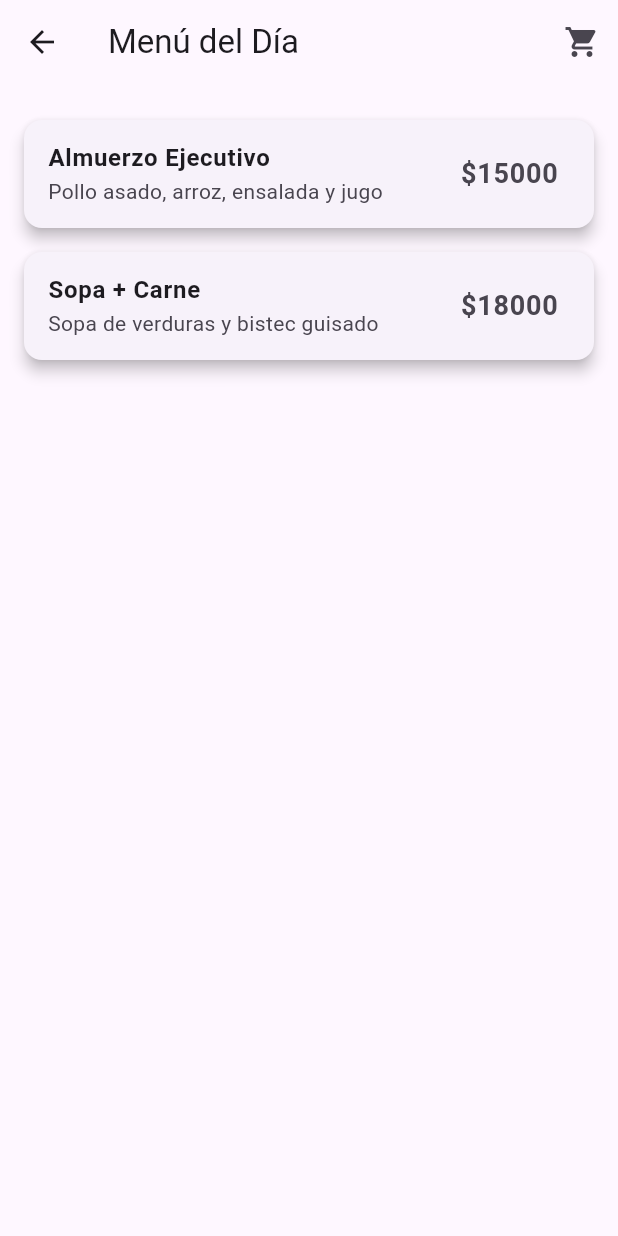
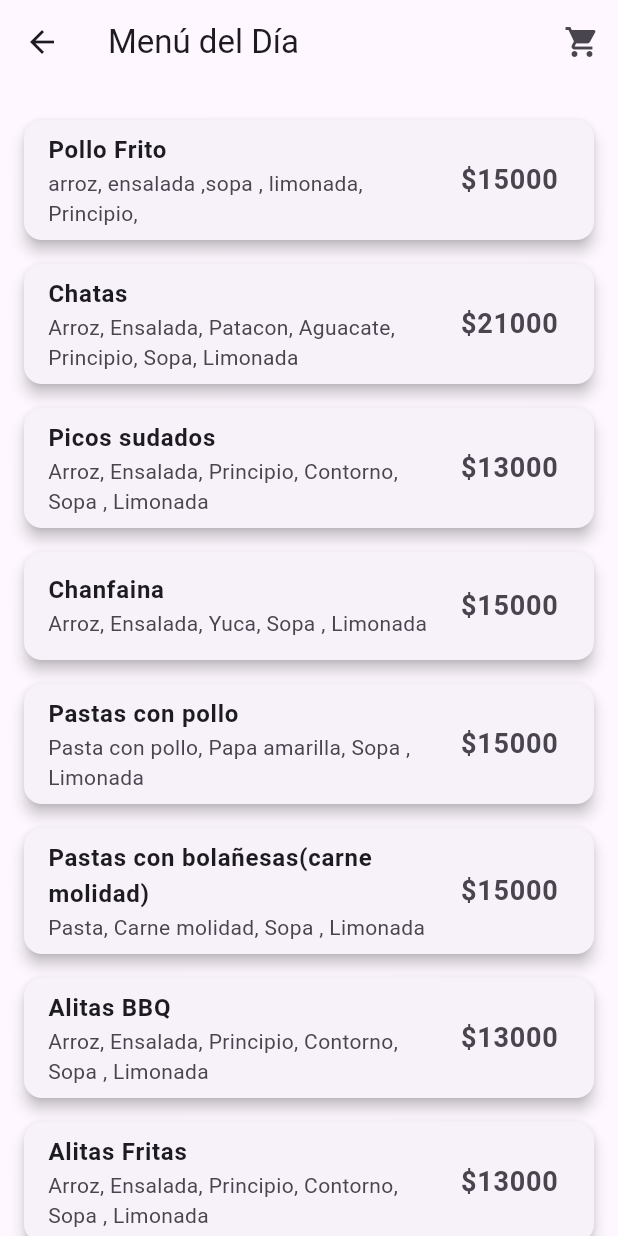
Before and after one commit to adrell99/arma_tu_almuerzo, a Flutter app: the MenuFijoScreen screen opened directly, on a phone screen of 412 x 824 dp. Run offline on Flutter 3.47's test engine with Material 3 defaults, Android fonts, the phone set to English and light mode, and no system bars.

Commit message:
Update menu_data.dart

```diff
--- a/lib/data/menu_data.dart
+++ b/lib/data/menu_data.dart
@@ -2,14 +2,145 @@ import '../models/item_menu.dart';
 
 final List<MenuItem> menuFijo = [
   MenuItem(
-      nombre: "Almuerzo Ejecutivo",
-      descripcion: "Pollo asado, arroz, ensalada y jugo",
+      nombre: "Pollo Frito",
+      descripcion: "arroz, ensalada ,sopa , limonada, Principio, ",
       precio: 15000,
       categoria: "fijo"),
   MenuItem(
-      nombre: "Sopa + Carne",
-      descripcion: "Sopa de verduras y bistec guisado",
-      precio: 18000,
+      nombre: "Chatas",
+      descripcion:
+          "Arroz, Ensalada, Patacon, Aguacate, Principio, Sopa, Limonada",
+      precio: 21000,
+      categoria: "fijo"),
+  MenuItem(
+      nombre: "Picos sudados",
+      descripcion: "Arroz, Ensalada, Principio, Contorno, Sopa , Limonada",
+      precio: 13000,
+      categoria: "fijo"),
+  MenuItem(
+      nombre: "Chanfaina",
+      descripcion: "Arroz, Ensalada, Yuca, Sopa , Limonada",
+      precio: 15000,
+      categoria: "fijo"),
+  MenuItem(
+      nombre: "Pastas con pollo",
+      descripcion: "Pasta con pollo, Papa amarilla, Sopa , Limonada",
+      precio: 15000,
+      categoria: "fijo"),
+  MenuItem(
+      nombre: "Pastas con bolañesas(carne molidad)",
+      descripcion: "Pasta, Carne molidad, Sopa , Limonada",
+      precio: 15000,
+      categoria: "fijo"),
+  MenuItem(
+      nombre: "Alitas BBQ",
+      descripcion: "Arroz, Ensalada, Principio, Contorno, Sopa , Limonada",
+      precio: 13000,
+      categoria: "fijo"),
+  MenuItem(
+      nombre: "Alitas Fritas",
+      descripcion: "Arroz, Ensalada, Principio, Contorno, Sopa , Limonada",
+      precio: 13000,
+      categoria: "fijo"),
+  MenuItem(
+      nombre: "Costillas BBQ",
+      descripcion: "Arroz, Ensalada, Principio, Contorno, Sopa , Limonada",
+      precio: 14000,
+      categoria: "fijo"),
+  MenuItem(
+      nombre: "Costillas Fritas",
+      descripcion: "Arroz, Ensalada, Principio, Contorno, Sopa , Limonada",
+      precio: 14000,
+      categoria: "fijo"),
+  MenuItem(
+      nombre: "Chuleta de cerdad ahumada",
+      descripcion: "Arroz, Ensalada, Principio, Contorno, Sopa , Limonada",
+      precio: 14000,
+      categoria: "fijo"),
+  MenuItem(
+      nombre: "Lomo de cerdo plancha",
+      descripcion: "Arroz, Ensalada, Principio, Contorno, Sopa , Limonada",
+      precio: 13000,
+      categoria: "fijo"),
+  MenuItem(
+      nombre: "Lomo de cerdo BBQ",
+      descripcion: "Arroz, Ensalada, Principio, Contorno, Sopa , Limonada",
+      precio: 13000,
+      categoria: "fijo"),
+  MenuItem(
+      nombre: "Carne a la plancha",
+      descripcion: "Arroz, Ensalada, Principio, Contorno, Sopa , Limonada",
+      precio: 14000,
+      categoria: "fijo"),
+  MenuItem(
+      nombre: "Carne a la placha + bistec",
+      descripcion: "Arroz, Ensalada, Principio, Contorno, Sopa , Limonada",
+      precio: 15000,
+      categoria: "fijo"),
+  MenuItem(
+      nombre: "Carne Sudada",
+      descripcion: "Arroz, Ensalada, Principio, Contorno, Sopa , Limonada",
+      precio: 14000,
+      categoria: "fijo"),
+  MenuItem(
+      nombre: "Mojarra",
+      descripcion:
+          "Arroz, Patacon, Ensalada, Principio, Contorno, Sopa , Limonada",
+      precio: 19000,
+      categoria: "fijo"),
+  MenuItem(
+      nombre: "Sobrebarriga",
+      descripcion:
+          "Arroz, Patacon, Ensalada, Principio, Contorno, Sopa , Limonada",
+      precio: 13000,
+      categoria: "fijo"),
+  MenuItem(
+      nombre: "Pechuga hawaiana",
+      descripcion:
+          "Pechuga con Piña+jamon+Queso, Arroz, Ensalada, Principio, Contorno, Sopa , Limonada",
+      precio: 15000,
+      categoria: "fijo"),
+  MenuItem(
+      nombre: "Arroz con pollo",
+      descripcion: "Arroz con pollo, Papa amarilla, Sopa , Limonada",
+      precio: 15000,
+      categoria: "fijo"),
+  MenuItem(
+      nombre: "Pollo Apanado",
+      descripcion: "Arroz, Principio, Contorno, Sopa , Ensalada, Limonada",
+      precio: 15000,
+      categoria: "fijo"),
+  MenuItem(
+      nombre: "Pata sudada",
+      descripcion: "Arroz, Yuca, Principio, Sopa , Limonada",
+      precio: 15000,
+      categoria: "fijo"),
+  MenuItem(
+      nombre: "Pollo Sudado",
+      descripcion: "Arroz, Ensalada, Principio, Contorno, Sopa , Limonada",
+      precio: 14000,
+      categoria: "fijo"),
+  MenuItem(
+      nombre: "Higado a la plancha+bistec",
+      descripcion: "Arroz, Ensalada, Principio, Contorno, Sopa , Limonada",
+      precio: 15000,
+      categoria: "fijo"),
+  MenuItem(
+      nombre: "Pechuga rellena",
+      descripcion:
+          "pechuga rellena de jamon,queso y verduras + salsa encima,Arroz, Ensalada, Principio, Maduro, Sopa , Limonada",
+      precio: 15000,
+      categoria: "fijo"),
+  MenuItem(
+      nombre: "Pechuga milanesa",
+      descripcion:
+          "Pechuga apanada con (panco+huevo), Arroz, Ensalada, Principio, Maduro, Sopa , Limonada",
+      precio: 15000,
+      categoria: "fijo"),
+  MenuItem(
+      nombre: "Lengua en salsa",
+      descripcion: "Arroz, Ensalada, Principio, Contorno, Sopa , Limonada",
+      precio: 13000,
       categoria: "fijo"),
 ];
 
```
